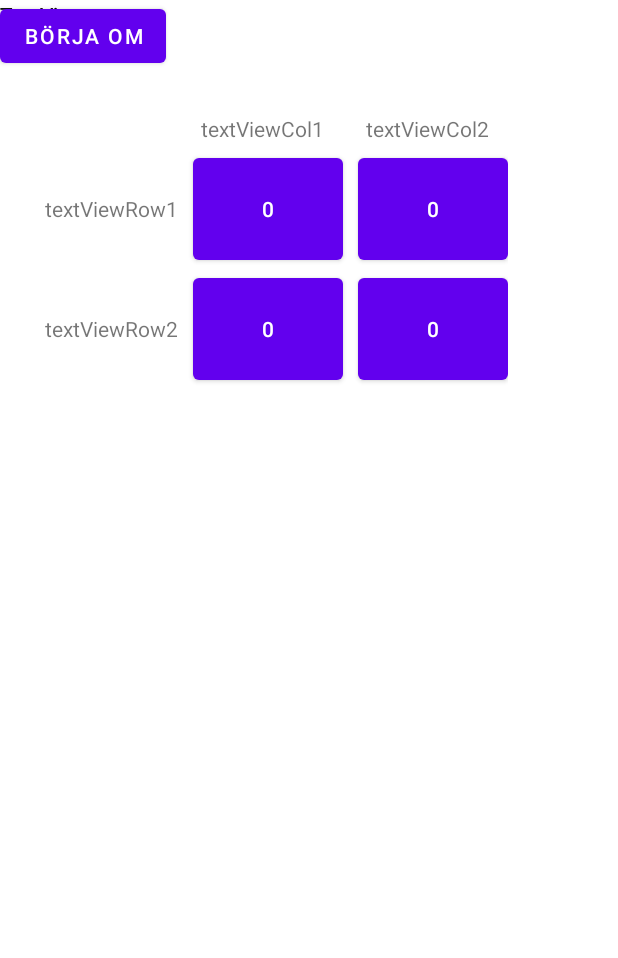
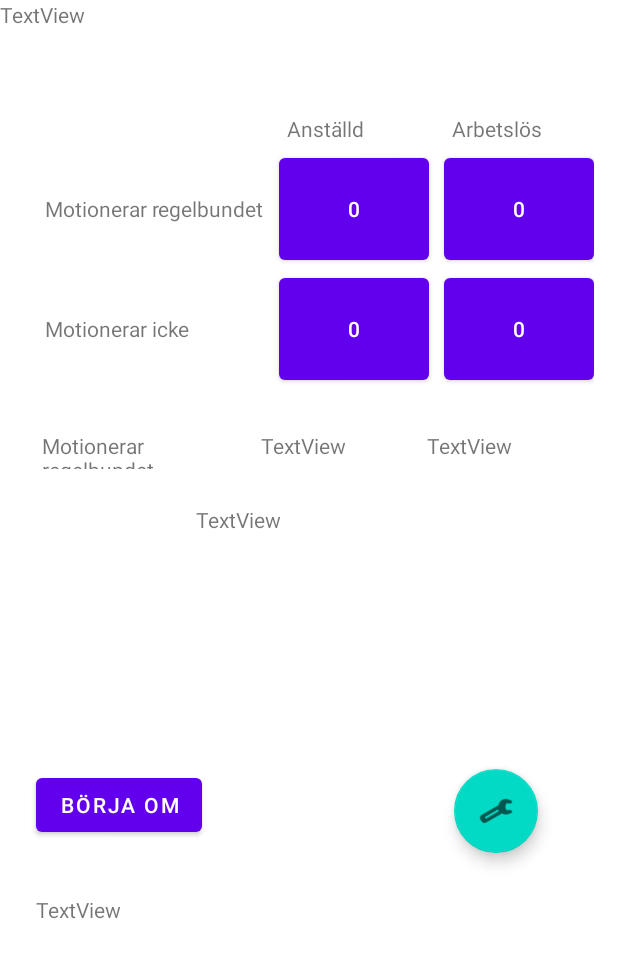
Before and after one commit to attelah/sos22-2-signifikans, an Android app: the layout activity_main.xml on its own in the app's theme, with its tools: preview values and no code run, on a phone screen of 412 x 824 dp. Shown: the top 958 px of the screen. Run offline under Robolectric (Android 15) with nearby library versions, the phone set to English and light mode, and no system bars.

Commit message:
Mellan push

```diff
--- a/app/build.gradle
+++ b/app/build.gradle
@@ -32,6 +32,7 @@ dependencies {
     implementation 'androidx.appcompat:appcompat:1.4.1'
     implementation 'com.google.android.material:material:1.5.0'
     implementation 'androidx.constraintlayout:constraintlayout:2.1.3'
+    implementation 'androidx.preference:preference:1.1.1'
     testImplementation 'junit:junit:4.13.2'
     androidTestImplementation 'androidx.test.ext:junit:1.1.3'
     androidTestImplementation 'androidx.test.espresso:espresso-core:3.4.0'
--- a/app/src/main/AndroidManifest.xml
+++ b/app/src/main/AndroidManifest.xml
@@ -10,6 +10,11 @@
         android:supportsRtl="true"
         android:theme="@style/Theme.SoSProjekt">
         <activity
+            android:name=".SettingsActivity"
+            android:exported="false"
+            android:label="@string/title_activity_settings"
+            android:parentActivityName="MainActivity"/>
+        <activity
             android:name=".MainActivity"
             android:exported="true">
             <intent-filter>
--- a/app/src/main/res/layout/activity_main.xml
+++ b/app/src/main/res/layout/activity_main.xml
@@ -7,14 +7,28 @@
     tools:context=".MainActivity">
 
     <TextView
-        android:id="@+id/textView3"
-        android:layout_width="95dp"
-        android:layout_height="24dp"
+        android:id="@+id/counter"
+        android:layout_width="166dp"
+        android:layout_height="28dp"
+        android:layout_marginStart="24dp"
+        android:layout_marginTop="36dp"
         android:text="TextView"
-        tools:layout_editor_absoluteX="243dp"
-        tools:layout_editor_absoluteY="299dp" />
+        app:layout_constraintStart_toStartOf="parent"
+        app:layout_constraintTop_toBottomOf="@+id/button" />
+
+    <TextView
+        android:id="@+id/percent2"
+        android:layout_width="100dp"
+        android:layout_height="25dp"
+        android:layout_marginTop="28dp"
+        android:text="TextView"
+        app:layout_constraintEnd_toEndOf="parent"
+        app:layout_constraintHorizontal_bias="0.279"
+        app:layout_constraintStart_toEndOf="@+id/percent1"
+        app:layout_constraintTop_toBottomOf="@+id/tableLayout" />
 
     <TableLayout
+        android:id="@+id/tableLayout"
         android:layout_width="wrap_content"
         android:layout_height="wrap_content"
         android:layout_marginStart="30dp"
@@ -32,14 +46,14 @@
                 android:layout_column="1"
                 android:layout_marginLeft="15dp"
                 android:layout_marginBottom="4dp"
-                android:text="textViewCol1" />
+                android:text="Anställd" />
 
             <TextView
                 android:id="@+id/textViewCol2"
                 android:layout_width="match_parent"
                 android:layout_marginLeft="15dp"
                 android:layout_marginBottom="4dp"
-                android:text="textViewCol2" />
+                android:text="Arbetslös" />
 
         </TableRow>
 
@@ -51,7 +65,7 @@
                 android:id="@+id/textViewRow1"
                 android:layout_width="match_parent"
                 android:layout_marginBottom="4dp"
-                android:text="textViewRow1" />
+                android:text="Motionerar regelbundet" />
 
             <Button
                 android:id="@+id/button1"
@@ -79,7 +93,7 @@
                 android:id="@+id/textViewRow2"
                 android:layout_width="match_parent"
                 android:layout_marginBottom="4dp"
-                android:text="textViewRow2" />
+                android:text="Motionerar icke" />
 
             <Button
                 android:id="@+id/button3"
@@ -102,33 +116,62 @@
 
     <TextView
         android:id="@+id/textView"
-        android:layout_width="98dp"
-        android:layout_height="22dp"
-        android:text="TextView"
-        tools:layout_editor_absoluteX="16dp"
-        tools:layout_editor_absoluteY="299dp" />
+        android:layout_width="134dp"
+        android:layout_height="25dp"
+        android:layout_marginStart="28dp"
+        android:layout_marginTop="28dp"
+        android:text="Motionerar regelbundet"
+        app:layout_constraintStart_toStartOf="parent"
+        app:layout_constraintTop_toBottomOf="@+id/tableLayout" />
 
     <TextView
-        android:id="@+id/textView2"
-        android:layout_width="99dp"
-        android:layout_height="23dp"
+        android:id="@+id/percent1"
+        android:layout_width="100dp"
+        android:layout_height="25dp"
+        android:layout_marginStart="12dp"
+        android:layout_marginTop="28dp"
         android:text="TextView"
-        tools:layout_editor_absoluteX="133dp"
-        tools:layout_editor_absoluteY="299dp" />
+        app:layout_constraintStart_toEndOf="@+id/textView"
+        app:layout_constraintTop_toBottomOf="@+id/tableLayout" />
 
     <TextView
         android:id="@+id/textView4"
-        android:layout_width="225dp"
-        android:layout_height="216dp"
+        android:layout_width="218dp"
+        android:layout_height="160dp"
+        android:layout_marginTop="24dp"
         android:text="TextView"
-        tools:layout_editor_absoluteX="114dp"
-        tools:layout_editor_absoluteY="366dp" />
+        app:layout_constraintEnd_toEndOf="parent"
+        app:layout_constraintHorizontal_bias="0.672"
+        app:layout_constraintStart_toStartOf="parent"
+        app:layout_constraintTop_toBottomOf="@+id/textView" />
 
     <Button
         android:id="@+id/button"
         android:layout_width="wrap_content"
         android:layout_height="wrap_content"
+        android:layout_marginStart="24dp"
+        android:layout_marginTop="16dp"
         android:text="Börja om"
-        tools:layout_editor_absoluteX="29dp"
-        tools:layout_editor_absoluteY="621dp" />
+        app:layout_constraintStart_toStartOf="parent"
+        app:layout_constraintTop_toBottomOf="@+id/textView4" />
+
+    <com.google.android.material.floatingactionbutton.FloatingActionButton
+        android:id="@+id/settings"
+        android:layout_width="wrap_content"
+        android:layout_height="wrap_content"
+        android:layout_marginStart="168dp"
+        android:layout_marginTop="16dp"
+        android:clickable="true"
+        android:onClick="openSettings"
+        app:layout_constraintStart_toEndOf="@+id/button"
+        app:layout_constraintTop_toBottomOf="@+id/textView4"
+        app:srcCompat="@android:drawable/ic_menu_manage" />
+
+    <TextView
+        android:id="@+id/welcome"
+        android:layout_width="313dp"
+        android:layout_height="26dp"
+        android:text="TextView"
+        tools:layout_editor_absoluteX="28dp"
+        tools:layout_editor_absoluteY="32dp" />
 </androidx.constraintlayout.widget.ConstraintLayout>
```
Also changed, not shown: app/src/main/java/fi/arcada/projekt_chi2/MainActivity.java (+24 -0 lines), app/src/main/java/fi/arcada/projekt_chi2/SettingsActivity.java (added, +33 -0 lines), app/src/main/java/fi/arcada/projekt_chi2/Significance.java (+22 -10 lines), app/src/main/res/layout/settings_activity.xml (added, +9 -0 lines), app/src/main/res/values/arrays.xml (added, +12 -0 lines), app/src/main/res/values/strings.xml (+16 -0 lines), app/src/main/res/xml/root_preferences.xml (added, +55 -0 lines).
